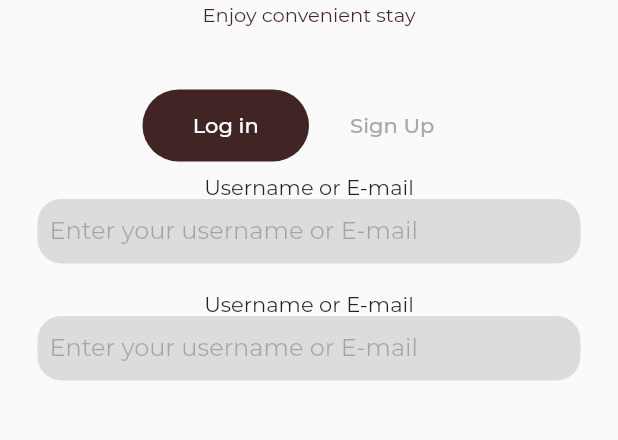
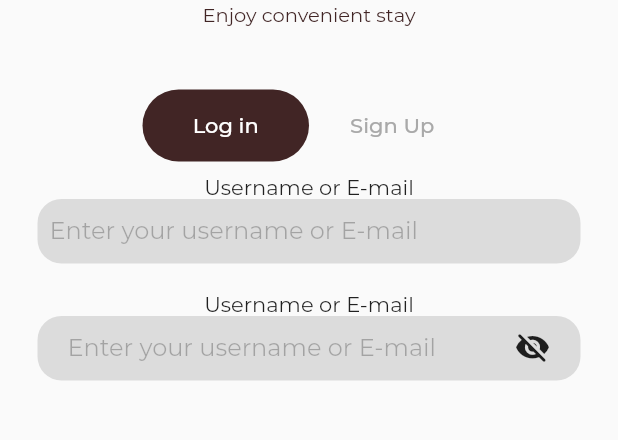
Before and after one commit to onumengine/encostay, a Flutter app: the AuthScreen screen opened directly, on a phone screen of 412 x 824 dp, the part 248-688 px from its top. Run offline on Flutter 3.47's test engine with Material 2 defaults, Android fonts, the light colour scheme and no system bars; our stand-ins replace introduction_screen; project files that could hold a hidden picture were left out.

Commit message:
replace the dummy text widget with a custom password text widget

```diff
--- /dev/null
+++ b/lib/ui/molecules/password_text_widget.dart
@@ -0,0 +1,75 @@
+import 'package:flutter/material.dart';
+
+class PasswordTextWidget extends StatefulWidget {
+  String hintText;
+  GlobalKey key;
+  TextEditingController controller;
+
+  PasswordTextWidget({
+    required this.key,
+    required this.hintText,
+    required this.controller,
+  });
+
+  _PasswordTextWidgetState createState() => _PasswordTextWidgetState();
+}
+
+class _PasswordTextWidgetState extends State<PasswordTextWidget> {
+  bool _obscureText = true;
+  IconData? _visibilityIcon = Icons.visibility_off_rounded;
+
+  Widget build(BuildContext context) {
+    return Container(
+      height: 43,
+      decoration: BoxDecoration(
+        color: Colors.black12,
+        borderRadius: BorderRadius.all(
+          Radius.circular(16.0),
+        ),
+      ),
+      child: Row(
+        mainAxisSize: MainAxisSize.max,
+        mainAxisAlignment: MainAxisAlignment.spaceBetween,
+        children: <Widget>[
+          SizedBox(width: 20),
+          Expanded(
+            child: TextField(
+              controller: widget.controller,
+              obscureText: _obscureText,
+              autofillHints: null,
+              autocorrect: false,
+              textAlignVertical: TextAlignVertical.bottom,
+              decoration: InputDecoration.collapsed(
+                hintText: widget.hintText,
+                hintStyle: TextStyle(
+                  color: Colors.black26,
+                ),
+              ),
+            ),
+          ),
+          Padding(
+            padding: const EdgeInsets.only(right: 20),
+            child: GestureDetector(
+              onTap: () {
+                setState(() {
+                  _changeVisibility();
+                });
+              },
+              child: Icon(_visibilityIcon),
+            ),
+          ),
+        ],
+      ),
+    );
+  }
+
+  void _changeVisibility() {
+    if (_obscureText) {
+      _obscureText = false;
+      _visibilityIcon = Icons.visibility_rounded;
+    } else {
+      _obscureText = true;
+      _visibilityIcon = Icons.visibility_off_rounded;
+    }
+  }
+}
--- a/lib/ui/organisms/login_form.dart
+++ b/lib/ui/organisms/login_form.dart
@@ -1,3 +1,4 @@
+import 'package:encostay/ui/molecules/password_text_widget.dart';
 import 'package:encostay/ui/molecules/text_widget.dart';
 import 'package:encostay/utilities/colors.dart';
 import 'package:flutter/material.dart';
@@ -7,6 +8,8 @@ class LoginForm extends StatefulWidget {
 }
 
 class _LoginFormState extends State<LoginForm> {
+  final GlobalKey emailKey = GlobalKey();
+  final GlobalKey passwordKey = GlobalKey();
   final TextEditingController emailController = TextEditingController();
   final TextEditingController passwordController = TextEditingController();
 
@@ -17,14 +20,14 @@ class _LoginFormState extends State<LoginForm> {
         children: <Widget>[
           Text('Username or E-mail'),
           TextWidget(
-            key: GlobalKey(),
+            key: emailKey,
             hintText: 'Enter your username or E-mail',
             controller: emailController,
           ),
           SizedBox(height: 18),
           Text('Username or E-mail'),
-          TextWidget(
-            key: GlobalKey(),
+          PasswordTextWidget(
+            key: passwordKey,
             hintText: 'Enter your username or E-mail',
             controller: passwordController,
           ),
```
